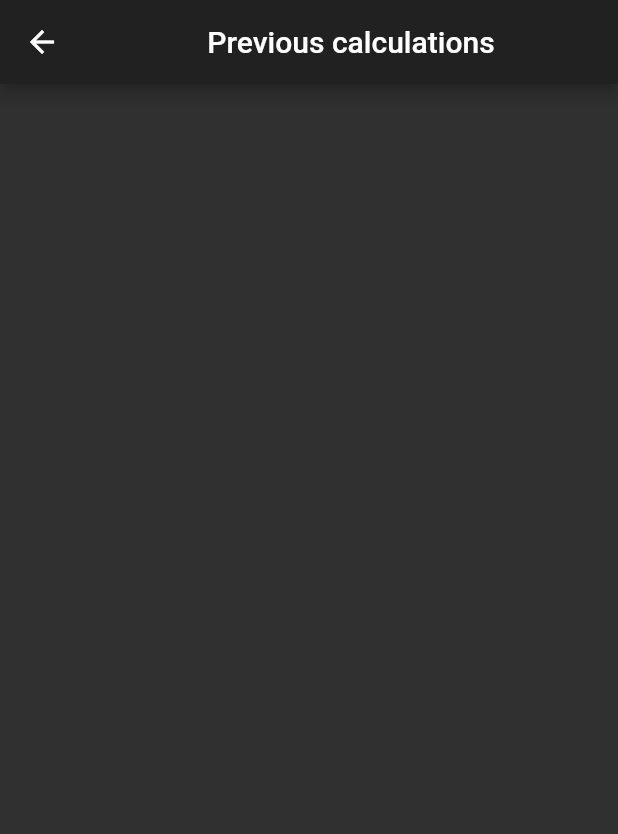
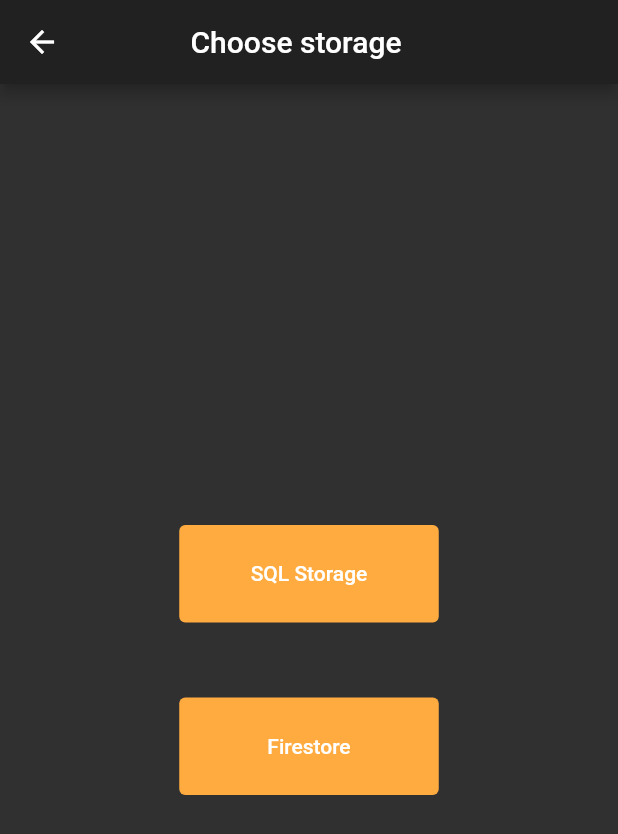
Before and after one commit to vadimsavitskii/flutter_proj, a Flutter app: the screen it shows after launch, after a tap on "Logs", on a phone screen of 412 x 824 dp. Shown: the top 834 px of the screen. Run offline on Flutter 3.47's test engine with Material 2 defaults, Android fonts, the phone set to English and light mode, and no system bars; our stand-ins replace cloud_firestore, firebase_core, sqflite; accounts and stored records are empty.

Commit message:
Created new page after clicking "Logs". Integrated Firestore. Implemented button to clear records there (works after revisiting the page).

```diff
--- a/lib/HistoryPage.dart
+++ b/lib/HistoryPage.dart
@@ -22,7 +22,7 @@ class _HistoryPage extends State<HistoryPage> {
   Widget build(BuildContext context) {
     return Scaffold(
       appBar: AppBar(
-        title: Center(child: Text("Previous calculations")),
+        title: Center(child: Text("SQL records")),
       ),
       body: ListView.builder(
           itemCount: listOfCalculations.length,
--- a/lib/MainPage.dart
+++ b/lib/MainPage.dart
@@ -18,15 +18,18 @@
 
 import 'dart:math';
 
+import 'package:firebase_core/firebase_core.dart';
 import 'package:flutter/cupertino.dart';
 import 'package:flutter/material.dart';
 import 'package:very_simple_calc/Calculation.dart';
 import 'package:very_simple_calc/KmToMilesConverter.dart';
 
 import 'package:intl/intl.dart';
+import 'package:very_simple_calc/TypesOfHistoryChoicePage.dart';
 
 import 'HistoryPage.dart';
 import 'database_helper.dart';
+import 'firestore_api.dart';
 
 void main() => runApp(MyApp());
 
@@ -62,6 +65,14 @@ class _HomePageState extends State<HomePage> {
 
   @override
   Widget build(BuildContext context) {
+    return FutureBuilder<FirebaseApp>(
+      future: Firebase.initializeApp(),
+      builder: (context, snapshot) {
+
+        // if(snapshot.connectionState == ConnectionState.waiting) {
+        //   return Center(child: CircularProgressIndicator());
+        // }
+
         return Scaffold(
           appBar: AppBar(
             title: Center(child: Text(widget.title)),
@@ -149,7 +160,7 @@ class _HomePageState extends State<HomePage> {
                                 minimumSize: Size(80,59)
                             ),
                             onPressed: () {
-                          Navigator.of(context).push(MaterialPageRoute(builder: (context) => HistoryPage(listOfCalculations : listOfCalculations)));
+                              Navigator.of(context).push(MaterialPageRoute(builder: (context) => TypesOfHistoryChoicePage(listOfCalculations : listOfCalculations)));
                             }
                         ),
                       ],
@@ -493,6 +504,8 @@ class _HomePageState extends State<HomePage> {
                                       listOfCalculations.add(calculation);
                                     });
 
+                                    FirestoreApi().addData(listOfCalculations[listOfCalculations.length-1].toJson());
+
                                     List<Calculation> listOfCalculationsReversed = listOfCalculations.reversed.toList();
                                     listOfCalculations = listOfCalculationsReversed;
                                     print(listOfCalculations.length);
@@ -536,4 +549,6 @@ class _HomePageState extends State<HomePage> {
           ),
         );
       }
+    );
   }
+}
--- /dev/null
+++ b/lib/TypesOfHistoryChoicePage.dart
@@ -0,0 +1,71 @@
+import 'package:flutter/cupertino.dart';
+import 'package:flutter/material.dart';
+import 'package:very_simple_calc/FirestoreHistoryPage.dart';
+
+import 'Calculation.dart';
+import 'HistoryPage.dart';
+
+
+class TypesOfHistoryChoicePage extends StatefulWidget {
+
+  List<Calculation> listOfCalculations = List<Calculation>();
+  TypesOfHistoryChoicePage({this.listOfCalculations});
+
+  @override
+  _TypesOfHistoryChoicePage createState() => _TypesOfHistoryChoicePage(listOfCalculations);
+}
+
+class _TypesOfHistoryChoicePage extends State<TypesOfHistoryChoicePage> {
+
+  List<Calculation> listOfCalculations = List<Calculation>();
+
+  _TypesOfHistoryChoicePage(this.listOfCalculations);
+
+  @override
+  Widget build(BuildContext context) {
+    return Scaffold(
+      appBar: AppBar(
+        title: Padding(
+          padding: const EdgeInsets.all(55.0),
+          child: Text("Choose storage"),
+        ),
+      ),
+      body: Center(
+          child: Column(
+            mainAxisAlignment: MainAxisAlignment.center,
+            crossAxisAlignment: CrossAxisAlignment.center,
+            children: [
+              Padding(
+                padding: const EdgeInsets.all(25.0),
+                child: TextButton(
+                   child: Text('SQL Storage'),
+                      style: TextButton.styleFrom(
+                      backgroundColor: Colors.orangeAccent,
+                      primary: Colors.white,
+                      minimumSize: Size(173,65)
+                      ),
+                      onPressed: () {
+                        Navigator.of(context).push(MaterialPageRoute(builder: (context) => HistoryPage(listOfCalculations : listOfCalculations)));
+                      },
+                ),
+              ),
+              Padding(
+                padding: const EdgeInsets.all(25.0),
+                child: TextButton(
+                  child: Text('Firestore'),
+                  style: TextButton.styleFrom(
+                      backgroundColor: Colors.orangeAccent,
+                      primary: Colors.white,
+                      minimumSize: Size(173,65)
+                  ),
+                  onPressed: () {
+                    Navigator.of(context).push(MaterialPageRoute(builder: (context) => FirestoreHistoryPage(listOfCalculations : listOfCalculations)));
+                  },
+                ),
+              ),
+            ],
+          ),
+        )
+    );
+  }
+}
--- /dev/null
+++ b/lib/firestore_api.dart
@@ -0,0 +1,47 @@
+
+import 'package:cloud_firestore/cloud_firestore.dart';
+
+class FirestoreApi {
+  FirebaseFirestore firestore;
+
+  init() {
+    firestore = FirebaseFirestore.instance;
+  }
+
+  Future<DocumentReference> addData(Map<String, dynamic> data) async {
+    init();
+    DocumentReference ref = await firestore.collection('calculations').add(data);
+    return ref;
+  }
+
+  Future<List<Map<String, dynamic>>> readAllData() async {
+    init();
+    QuerySnapshot snapshot = await firestore.collection('calculations').get();
+    List<Map<String, dynamic>> calculations = snapshot.docs.map<Map<String, dynamic>>((e) => e.data()).toList();
+    return calculations;
+  }
+
+
+  Future getPosts() async {
+    init();
+    QuerySnapshot qn = await firestore.collection('calculations').get();
+    return qn.docs;
+  }
+
+
+  //  To delete all documents in collection of firebase (just for testing),
+  //  add in queryrows foreach loop in mainpage.dart this:
+  //  FirestoreApi().deleteData(calculation.toJson());
+  Future<DocumentReference> deleteData(Map<String, dynamic> data) async {
+    init();
+    // ignore: missing_return
+    DocumentReference ref = await firestore.collection('calculations').get().then((value){
+      value.docs.forEach((element) {
+        FirebaseFirestore.instance.collection('calculations').doc(element.id).delete().then((value){
+          print('Value deleted, proceeding...');
+        });
+      });
+    });
+    return ref;
+  }
+}
--- a/pubspec.yaml
+++ b/pubspec.yaml
@@ -25,6 +25,8 @@ dependencies:
   flutter:
     sdk: flutter
 
+  firebase_core: ^1.2.0
+  cloud_firestore: ^2.0.0
   # The following adds the Cupertino Icons font to your application.
   # Use with the CupertinoIcons class for iOS style icons.
   cupertino_icons: ^1.0.2
```
Also changed, not shown: lib/Calculation.dart (+12 -1 lines), lib/FirestoreHistoryPage.dart (added, +79 -0 lines), pubspec.lock, 4 other files. Lines whose indentation alone changed are shown as unchanged.
